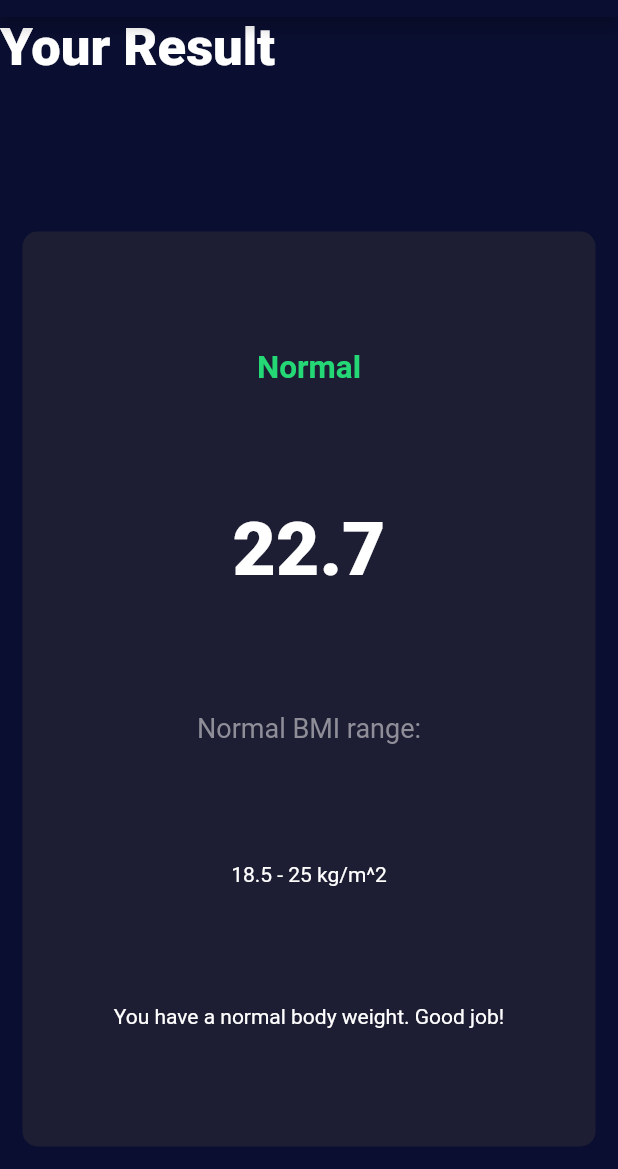
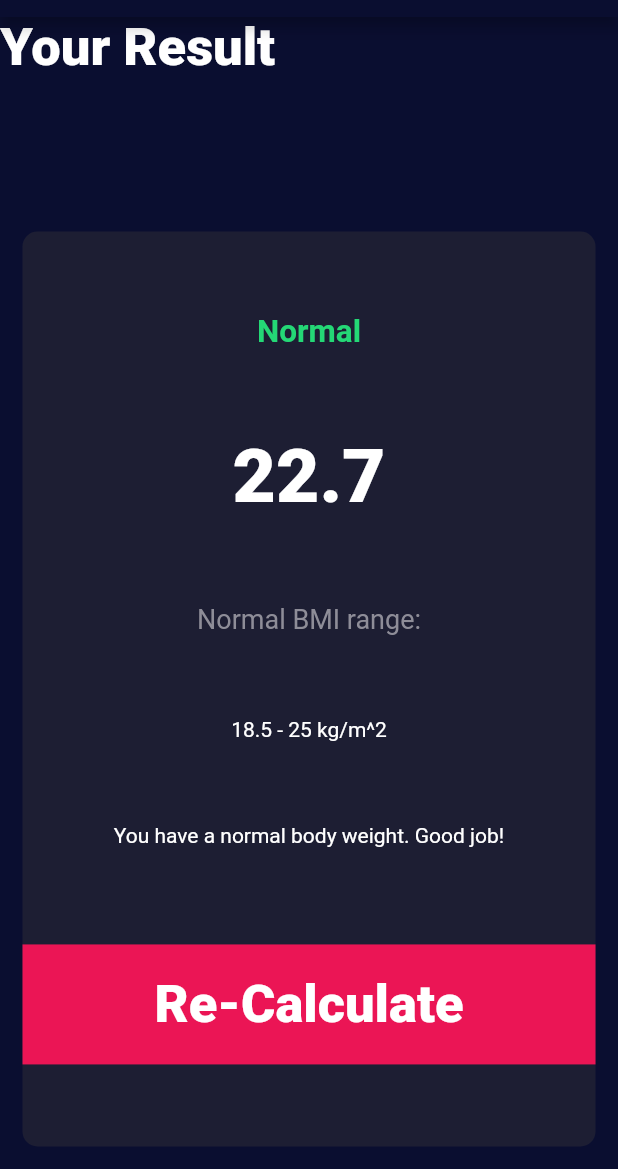
Before and after one commit to kambarovee/bmi-calculator, a Flutter app: the screen it shows after launch, after a tap on "Calculate", on a phone screen of 412 x 824 dp, the part 67-1236 px from its top. Run offline on Flutter 3.47's test engine with Material 2 defaults, Android fonts, the phone set to English and light mode, and no system bars; our stand-ins replace font_awesome_flutter.

Commit message:
In result page added bottom button

```diff
--- /dev/null
+++ b/lib/bottom_button.dart
@@ -0,0 +1,32 @@
+import 'package:flutter/material.dart';
+import 'constants.dart';
+import 'result_page.dart';
+import '';
+
+class bottomButton extends StatelessWidget {
+  bottomButton({@required this.bottomText, @required this.onTap});
+
+  String bottomText;
+  Function onTap;
+
+  @override
+  Widget build(BuildContext context) {
+    return GestureDetector(
+      onTap: () {
+        onTap();
+      },
+      child: Container(
+        color: kButtonColor,
+        height: 80.0,
+        width: double.infinity,
+        margin: EdgeInsets.only(top: 10.0),
+        child: Center(
+          child: Text(
+            bottomText,
+            style: kCalculateTextStyle,
+          ),
+        ),
+      ),
+    );
+  }
+}
--- a/lib/input_page.dart
+++ b/lib/input_page.dart
@@ -5,7 +5,7 @@ import 'package:font_awesome_flutter/font_awesome_flutter.dart';
 import 'icons_content.dart';
 import 'reusable_card.dart';
 import 'constants.dart';
-import 'result_page.dart';
+import 'bottom_button.dart';
 
 enum Genders { male, female }
 
@@ -215,23 +215,12 @@ class _InputPageState extends State<InputPage> {
               ],
             ),
           ),
-          GestureDetector(
+          bottomButton(
+            bottomText: 'Calculate',
             onTap: () {
               Navigator.push(context,
                   MaterialPageRoute(builder: (context) => ResultPage()));
             },
-            child: Container(
-              color: kButtonColor,
-              height: 80.0,
-              width: double.infinity,
-              margin: EdgeInsets.only(top: 10.0),
-              child: Center(
-                child: Text(
-                  'Calculate',
-                  style: kCalculateTextStyle,
-                ),
-              ),
-            ),
           )
         ],
       ),
--- a/lib/result_page.dart
+++ b/lib/result_page.dart
@@ -1,6 +1,7 @@
 import 'package:bmi_calculator/constants.dart';
 import 'package:bmi_calculator/reusable_card.dart';
 import 'package:flutter/material.dart';
+import 'bottom_button.dart';
 
 class ResultPage extends StatelessWidget {
   @override
@@ -42,7 +43,13 @@ class ResultPage extends StatelessWidget {
                     style: kLabelsTextStyle,
                   ),
                   Text('18.5 - 25 kg/m^2'),
-                  Text('You have a normal body weight. Good job!')
+                  Text('You have a normal body weight. Good job!'),
+                  bottomButton(
+                    bottomText: 'Re-Calculate',
+                    onTap: () {
+                      Navigator.pop(context);
+                    },
+                  ),
                 ],
               ),
             ),
```
